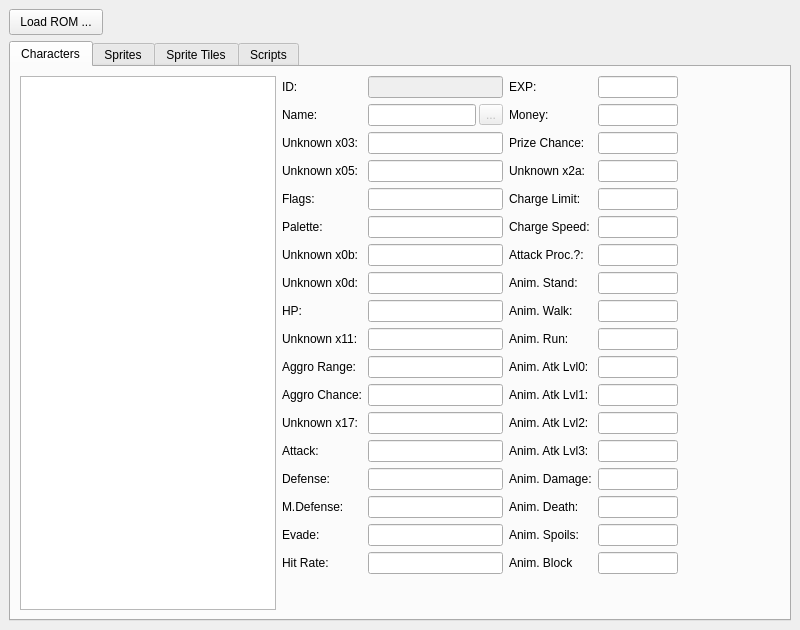
This is mainwindow.ui in black-sliver/SoETilesViewer as Qt 5 draws it before an edit. The edited form follows.
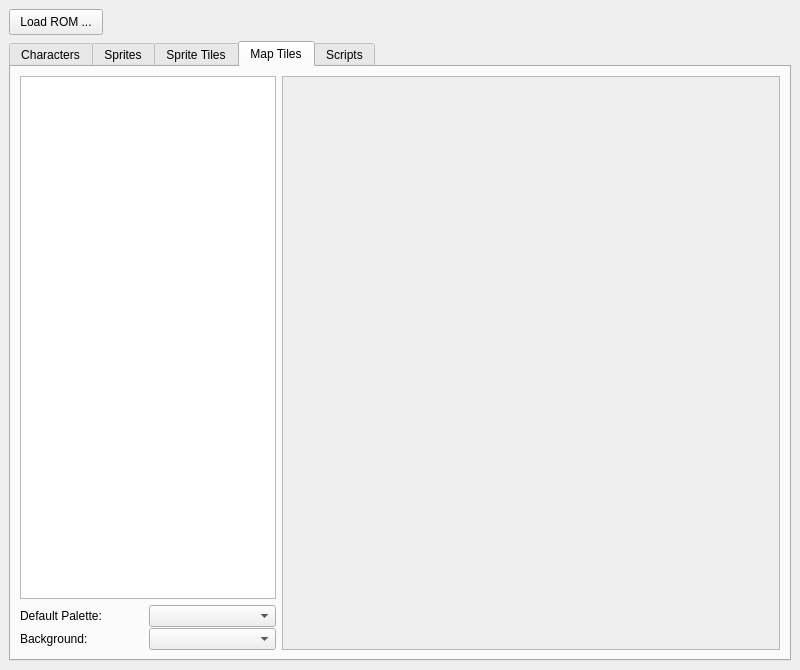
This is the edited form. The open tabs and pages were chosen to show the change. Icons and pictures are not drawn. Custom widgets are drawn as their Qt base class.

Commit message: decode and show map tiles

What changed in the file:
```diff
--- a/mainwindow.ui
+++ b/mainwindow.ui
@@ -7,7 +7,7 @@
     <x>0</x>
     <y>0</y>
     <width>800</width>
-    <height>630</height>
+    <height>670</height>
    </rect>
   </property>
   <property name="windowTitle">
@@ -1250,7 +1250,104 @@
                <x>0</x>
                <y>0</y>
                <width>492</width>
-               <height>526</height>
+               <height>562</height>
+              </rect>
+             </property>
+             <property name="sizePolicy">
+              <sizepolicy hsizetype="Expanding" vsizetype="Preferred">
+               <horstretch>2</horstretch>
+               <verstretch>0</verstretch>
+              </sizepolicy>
+             </property>
+             <property name="contextMenuPolicy">
+              <enum>Qt::CustomContextMenu</enum>
+             </property>
+            </widget>
+           </widget>
+          </item>
+         </layout>
+        </item>
+       </layout>
+      </widget>
+      <widget class="QWidget" name="tabMapTiles">
+       <attribute name="title">
+        <string>Map Tiles</string>
+       </attribute>
+       <layout class="QHBoxLayout" name="horizontalLayout_5">
+        <item>
+         <layout class="QVBoxLayout" name="vboxMapTilesList">
+          <property name="spacing">
+           <number>1</number>
+          </property>
+          <item>
+           <widget class="QListWidget" name="lstMapTiles">
+            <property name="sizePolicy">
+             <sizepolicy hsizetype="Preferred" vsizetype="Expanding">
+              <horstretch>1</horstretch>
+              <verstretch>1</verstretch>
+             </sizepolicy>
+            </property>
+            <property name="sizeAdjustPolicy">
+             <enum>QAbstractScrollArea::AdjustIgnored</enum>
+            </property>
+            <property name="resizeMode">
+             <enum>QListView::Adjust</enum>
+            </property>
+            <property name="viewMode">
+             <enum>QListView::ListMode</enum>
+            </property>
+           </widget>
+          </item>
+          <item>
+           <layout class="QHBoxLayout" name="hboxMapTilesColorMap">
+            <property name="topMargin">
+             <number>5</number>
+            </property>
+            <item>
+             <widget class="QLabel" name="lblMapTilesColorMap">
+              <property name="text">
+               <string>Default Palette:</string>
+              </property>
+             </widget>
+            </item>
+            <item>
+             <widget class="QComboBox" name="cbxMapTilesColorMap"/>
+            </item>
+           </layout>
+          </item>
+          <item>
+           <layout class="QHBoxLayout" name="hboxBackground3">
+            <item>
+             <widget class="QLabel" name="lblBackground3">
+              <property name="text">
+               <string>Background:</string>
+              </property>
+             </widget>
+            </item>
+            <item>
+             <widget class="QComboBox" name="cbxBackground3"/>
+            </item>
+           </layout>
+          </item>
+         </layout>
+        </item>
+        <item>
+         <layout class="QVBoxLayout" name="vboxMapTilesView">
+          <item>
+           <widget class="QScrollArea" name="scrollMapTiles">
+            <property name="contextMenuPolicy">
+             <enum>Qt::DefaultContextMenu</enum>
+            </property>
+            <property name="widgetResizable">
+             <bool>true</bool>
+            </property>
+            <widget class="TileView" name="tilesMapTiles">
+             <property name="geometry">
+              <rect>
+               <x>0</x>
+               <y>0</y>
+               <width>492</width>
+               <height>562</height>
               </rect>
              </property>
              <property name="sizePolicy">
```
Left out of the diff: 6 changed lines with no effect on the pictures. The commit also changes 11 other files.
